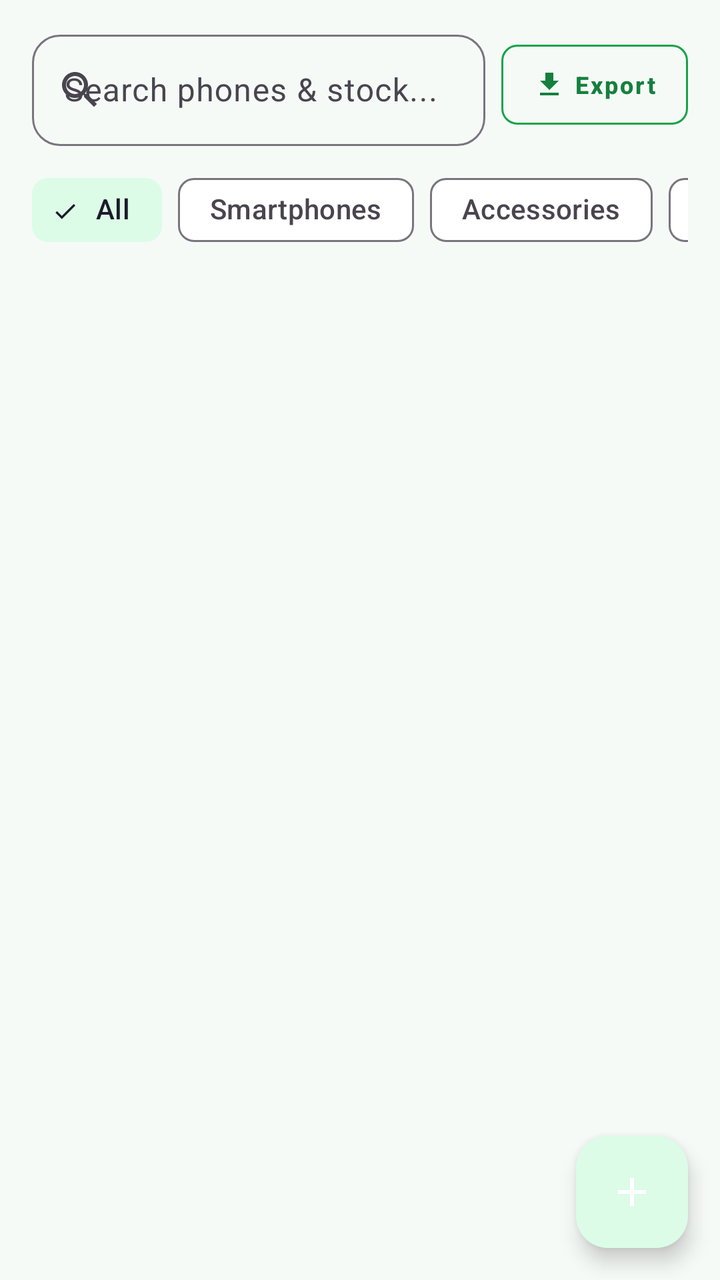
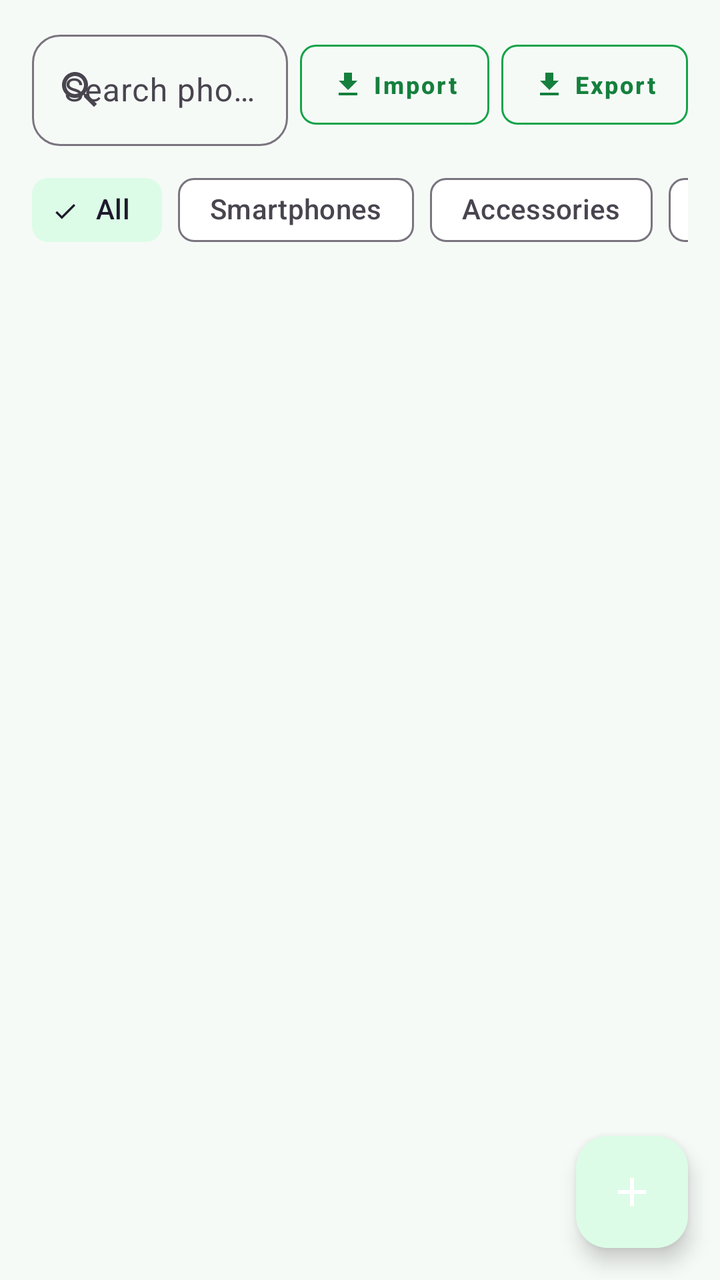

An Android layout rendered at two revisions. The XML below is the earlier revision; the diff shows what the commit changed to produce the second picture.
<!-- AndroidManifest.xml: application theme Theme.MobileShopkeeper -->
<!-- res/layout/fragment_inventory.xml -->
<?xml version="1.0" encoding="utf-8"?>
<androidx.coordinatorlayout.widget.CoordinatorLayout
    xmlns:android="http://schemas.android.com/apk/res/android"
    xmlns:app="http://schemas.android.com/apk/res-auto"
    android:layout_width="match_parent"
    android:layout_height="match_parent">

    <LinearLayout
        android:layout_width="match_parent"
        android:layout_height="match_parent"
        android:orientation="vertical">

        <LinearLayout
            android:layout_width="match_parent"
            android:layout_height="wrap_content"
            android:orientation="horizontal"
            android:gravity="center_vertical"
            android:layout_marginHorizontal="16dp"
            android:layout_marginTop="12dp"
            android:layout_marginBottom="8dp">

            <com.google.android.material.textfield.TextInputLayout
                android:layout_width="0dp"
                android:layout_height="wrap_content"
                android:layout_weight="1"
                style="@style/Widget.Material3.TextInputLayout.OutlinedBox"
                app:startIconDrawable="@drawable/ic_search">

                <com.google.android.material.textfield.TextInputEditText
                    android:id="@+id/etSearch"
                    android:layout_width="match_parent"
                    android:layout_height="wrap_content"
                    android:hint="Search phones &amp; stock..."
                    android:inputType="text"
                    android:imeOptions="actionSearch"/>
            </com.google.android.material.textfield.TextInputLayout>

            <com.google.android.material.button.MaterialButton
                android:id="@+id/btnExportInventory"
                style="@style/Widget.MaterialComponents.Button.OutlinedButton"
                android:layout_width="wrap_content"
                android:layout_height="52dp"
                android:layout_marginStart="8dp"
                android:text="Export"
                android:textSize="12sp"
                android:textColor="@color/green_700"
                app:icon="@drawable/ic_export"
                app:iconTint="@color/green_700"
                app:iconSize="16dp"
                app:strokeColor="@color/green_600"
                app:cornerRadius="8dp"/>
        </LinearLayout>

        <HorizontalScrollView
            android:layout_width="match_parent"
            android:layout_height="wrap_content"
            android:scrollbars="none"
            android:paddingStart="16dp"
            android:paddingEnd="16dp">

            <com.google.android.material.chip.ChipGroup
                android:id="@+id/chipGroupCategory"
                android:layout_width="wrap_content"
                android:layout_height="wrap_content"
                app:singleSelection="true">

                <com.google.android.material.chip.Chip
                    android:id="@+id/chipAll"
                    style="@style/Widget.Material3.Chip.Filter"
                    android:layout_width="wrap_content"
                    android:layout_height="wrap_content"
                    android:text="All"
                    android:checked="true"/>

                <com.google.android.material.chip.Chip
                    android:id="@+id/chipSmartphones"
                    style="@style/Widget.Material3.Chip.Filter"
                    android:layout_width="wrap_content"
                    android:layout_height="wrap_content"
                    android:text="Smartphones"/>

                <com.google.android.material.chip.Chip
                    android:id="@+id/chipAccessories"
                    style="@style/Widget.Material3.Chip.Filter"
                    android:layout_width="wrap_content"
                    android:layout_height="wrap_content"
                    android:text="Accessories"/>

                <com.google.android.material.chip.Chip
                    android:id="@+id/chipLowStock"
                    style="@style/Widget.Material3.Chip.Filter"
                    android:layout_width="wrap_content"
                    android:layout_height="wrap_content"
                    android:text="Low Stock"/>
            </com.google.android.material.chip.ChipGroup>
        </HorizontalScrollView>

        <androidx.recyclerview.widget.RecyclerView
            android:id="@+id/rvProducts"
            android:layout_width="match_parent"
            android:layout_height="0dp"
            android:layout_weight="1"
            android:clipToPadding="false"
            android:padding="16dp"
            android:paddingBottom="80dp"/>

        <LinearLayout
            android:id="@+id/layoutEmpty"
            android:layout_width="match_parent"
            android:layout_height="0dp"
            android:layout_weight="1"
            android:orientation="vertical"
            android:gravity="center"
            android:visibility="gone">

            <ImageView
                android:layout_width="80dp"
                android:layout_height="80dp"
                android:src="@drawable/ic_empty_inventory"
                android:alpha="0.5"/>

            <TextView
                android:layout_width="wrap_content"
                android:layout_height="wrap_content"
                android:text="No products found"
                android:textSize="18sp"
                android:layout_marginTop="16dp"/>
        </LinearLayout>
    </LinearLayout>

    <com.google.android.material.floatingactionbutton.FloatingActionButton
        android:id="@+id/fabAddProduct"
        android:layout_width="wrap_content"
        android:layout_height="wrap_content"
        android:layout_gravity="bottom|end"
        android:layout_margin="16dp"
        android:contentDescription="Add Product"
        app:srcCompat="@drawable/ic_add"
        app:tint="@color/white"/>

</androidx.coordinatorlayout.widget.CoordinatorLayout>
<!-- resources referenced by this layout -->
<resources>
  <color name="green_600">#16A34A</color>
  <color name="green_700">#15803D</color>
  <color name="white">#FFFFFF</color>
  <!-- drawable ic_add (drawable) -->
  <vector xmlns:android="http://schemas.android.com/apk/res/android" android:width="24dp" android:height="24dp" android:viewportWidth="24" android:viewportHeight="24"><path android:fillColor="#FFFFFF" android:pathData="M19,13h-6v6h-2v-6L5,13v-2h6L11,5h2v6h6v2z"/></vector>
  <!-- drawable ic_empty_inventory (drawable) -->
  <vector xmlns:android="http://schemas.android.com/apk/res/android" android:width="24dp" android:height="24dp" android:viewportWidth="24" android:viewportHeight="24"><path android:fillColor="#9CA3AF" android:pathData="M20,2H4c-1,0 -2,0.9 -2,2v3.01c0,0.72 0.43,1.34 1,1.69V20c0,1.1 1.1,2 2,2h14c0.9,0 2,-0.9 2,-2V8.7c0.57,-0.35 1,-0.97 1,-1.69V4c0,-1.1 -1,-2 -2,-2zM15,14H9v-2h6v2zM20,7H4V4h16v3z"/></vector>
  <!-- drawable ic_export (drawable) -->
  <vector xmlns:android="http://schemas.android.com/apk/res/android"
      android:width="24dp"
      android:height="24dp"
      android:viewportWidth="24"
      android:viewportHeight="24">
    <path
        android:fillColor="#FF000000"
        android:pathData="M19,9h-4V3H9v6H5l7,7 7,-7zM5,18v2h14v-2H5z"/>
  </vector>
  <!-- drawable ic_search (drawable) -->
  <vector xmlns:android="http://schemas.android.com/apk/res/android" android:width="24dp" android:height="24dp" android:viewportWidth="24" android:viewportHeight="24"><path android:fillColor="#FFFFFF" android:pathData="M15.5,14h-0.79l-0.28,-0.27C15.41,12.59 16,11.11 16,9.5 16,5.91 13.09,3 9.5,3S3,5.91 3,9.5 5.91,16 9.5,16c1.61,0 3.09,-0.59 4.23,-1.57l0.27,0.28v0.79l5,4.99L20.49,19l-4.99,-5zM9.5,14C7.01,14 5,11.99 5,9.5S7.01,5 9.5,5 14,7.01 14,9.5 11.99,14 9.5,14z"/></vector>
  <color name="green_800">#166534</color>
  <color name="green_100">#DCFCE7</color>
  <color name="green_900">#14532D</color>
  <color name="surface">#FFFFFF</color>
  <color name="text_primary">#1A2E22</color>
  <color name="background_light">#F6FAF7</color>
  <color name="error">#DC2626</color>
  <style name="Shape.MobileShop.Medium" parent="ShapeAppearance.Material3.MediumComponent">
          <item name="cornerSize">14dp</item>
      </style>
  <style name="Widget.MobileShop.Button" parent="Widget.Material3.Button">
          <item name="cornerRadius">14dp</item>
          <item name="android:textAllCaps">false</item>
          <item name="android:paddingTop">14dp</item>
          <item name="android:paddingBottom">14dp</item>
          <item name="android:textStyle">bold</item>
      </style>
  <style name="Widget.MobileShop.TextInput" parent="Widget.Material3.TextInputLayout.OutlinedBox">
          <item name="boxCornerRadiusTopStart">14dp</item>
          <item name="boxCornerRadiusTopEnd">14dp</item>
          <item name="boxCornerRadiusBottomStart">14dp</item>
          <item name="boxCornerRadiusBottomEnd">14dp</item>
          <item name="boxStrokeColor">@color/selector_input_stroke</item>
      </style>
  <!-- unchanged entries left out for length: 1 -->
</resources>

<!-- the commit's change to res/layout/fragment_inventory.xml (unified diff, before → after) -->
@@ -36,11 +36,26 @@
             </com.google.android.material.textfield.TextInputLayout>
 
             <com.google.android.material.button.MaterialButton
+                android:id="@+id/btnImportInventory"
+                style="@style/Widget.MaterialComponents.Button.OutlinedButton"
+                android:layout_width="wrap_content"
+                android:layout_height="52dp"
+                android:layout_marginStart="6dp"
+                android:text="Import"
+                android:textSize="12sp"
+                android:textColor="@color/green_700"
+                app:icon="@drawable/ic_import"
+                app:iconTint="@color/green_700"
+                app:iconSize="16dp"
+                app:strokeColor="@color/green_600"
+                app:cornerRadius="8dp"/>
+
+            <com.google.android.material.button.MaterialButton
                 android:id="@+id/btnExportInventory"
                 style="@style/Widget.MaterialComponents.Button.OutlinedButton"
                 android:layout_width="wrap_content"
                 android:layout_height="52dp"
-                android:layout_marginStart="8dp"
+                android:layout_marginStart="6dp"
                 android:text="Export"
                 android:textSize="12sp"
                 android:textColor="@color/green_700"
<!-- resource entries referenced after the edit -->
@@ -16,6 +16,16 @@
     <path
         android:fillColor="#FF000000"
         android:pathData="M19,9h-4V3H9v6H5l7,7 7,-7zM5,18v2h14v-2H5z"/>
+  </vector>
+  <!-- drawable ic_import (drawable) -->
+  <vector xmlns:android="http://schemas.android.com/apk/res/android"
+      android:width="24dp"
+      android:height="24dp"
+      android:viewportWidth="24"
+      android:viewportHeight="24">
+      <path
+          android:fillColor="#15803D"
+          android:pathData="M19,9h-4V3H9v6H5l7,7 7,-7zM5,18v2h14v-2H5z"/>
   </vector>
   <!-- drawable ic_search (drawable) -->
   <vector xmlns:android="http://schemas.android.com/apk/res/android" android:width="24dp" android:height="24dp" android:viewportWidth="24" android:viewportHeight="24"><path android:fillColor="#FFFFFF" android:pathData="M15.5,14h-0.79l-0.28,-0.27C15.41,12.59 16,11.11 16,9.5 16,5.91 13.09,3 9.5,3S3,5.91 3,9.5 5.91,16 9.5,16c1.61,0 3.09,-0.59 4.23,-1.57l0.27,0.28v0.79l5,4.99L20.49,19l-4.99,-5zM9.5,14C7.01,14 5,11.99 5,9.5S7.01,5 9.5,5 14,7.01 14,9.5 11.99,14 9.5,14z"/></vector>
